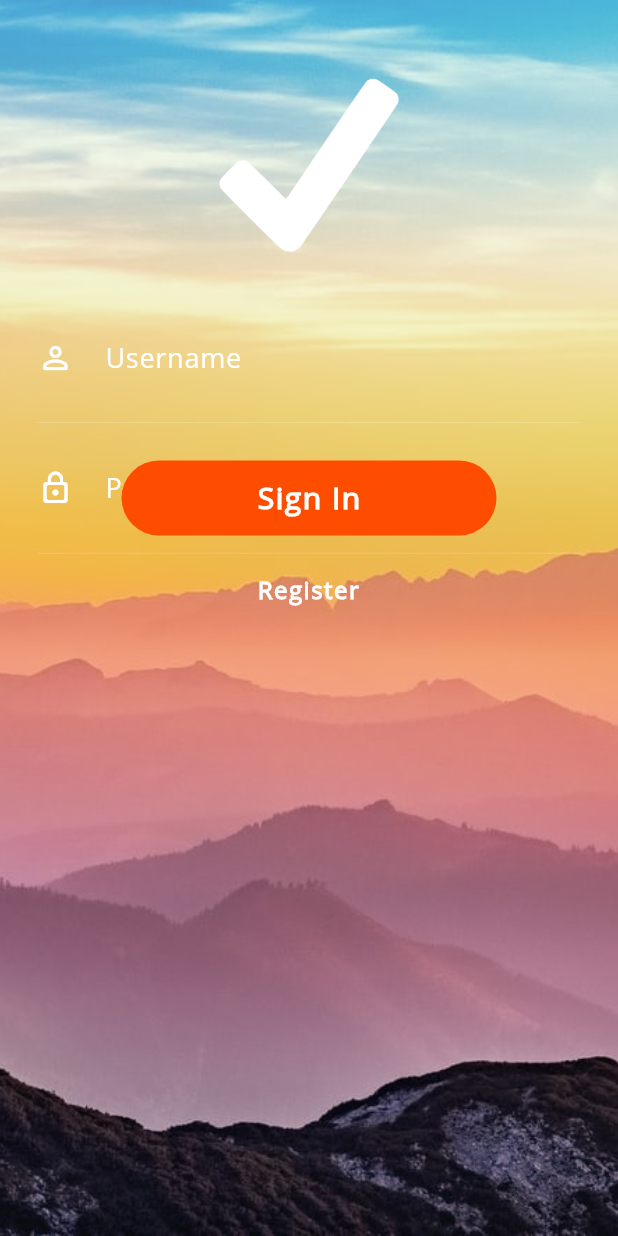
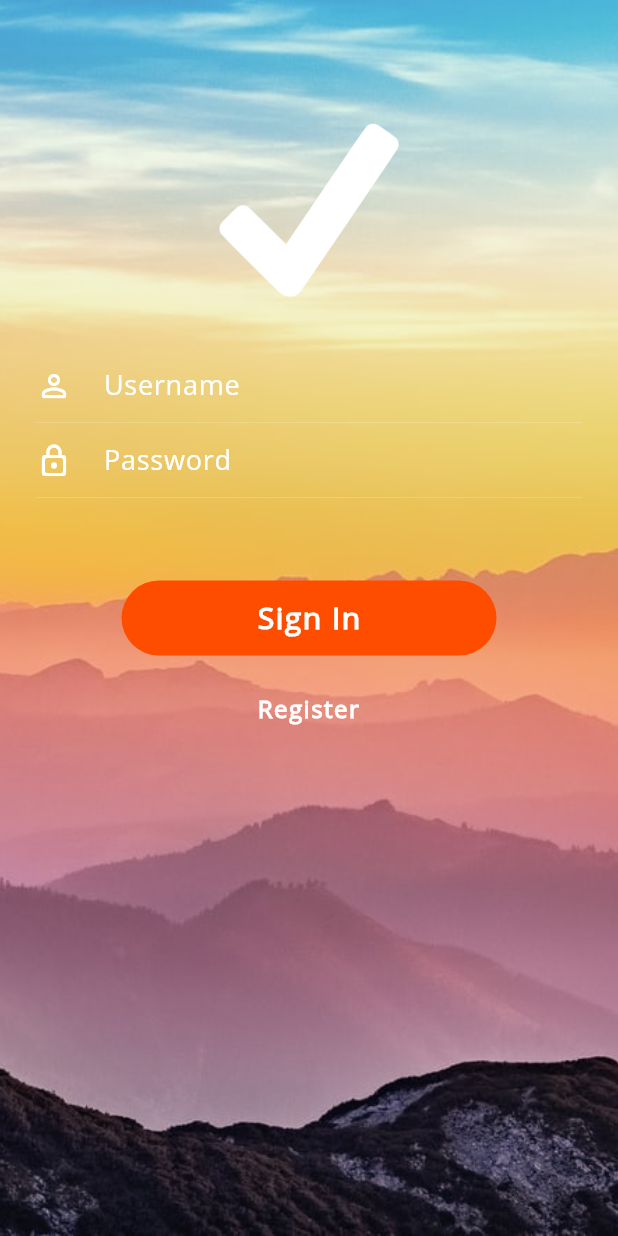
Before and after one commit to felipecastrosales/animations, a Flutter app: the screen it shows after launch, on a phone screen of 412 x 824 dp. Run offline on Flutter 3.47's test engine with Material 3 defaults, Android fonts, the phone set to English and light mode, and no system bars.

Commit message:
feat: enhanced animations and constraints

```diff
--- a/lib/screens/login/login_screen.dart
+++ b/lib/screens/login/login_screen.dart
@@ -1,3 +1,4 @@
+import 'package:animations/screens/login/widgets/input_field.dart';
 import 'package:flutter/material.dart';
 import 'package:flutter/scheduler.dart' show timeDilation;
 import '../home/home_screen.dart';
@@ -43,9 +44,16 @@ class _LoginScreenState extends State<LoginScreen>
 
   @override
   Widget build(BuildContext context) {
+    const iconPadding = EdgeInsets.only(top: 80, bottom: 32);
+    const imageSize = 120.0;
+    final statusBar = MediaQuery.of(context).padding.top;
+    final signInPosition =
+        iconPadding.vertical + imageSize + (InputField.loginScreenSizes);
+
     timeDilation = 0.8;
+
     return Scaffold(
-      body: Container(
+      body: DecoratedBox(
         decoration: const BoxDecoration(
           image: DecorationImage(
             image: AssetImage('assets/images/background.jpg'),
@@ -55,28 +63,47 @@ class _LoginScreenState extends State<LoginScreen>
         child: ListView(
           padding: EdgeInsets.zero,
           children: <Widget>[
-            Stack(
+            SizedBox(
+              height: MediaQuery.sizeOf(context).height + statusBar,
+              child: Stack(
                 alignment: Alignment.bottomCenter,
+                fit: StackFit.expand,
+                clipBehavior: Clip.none,
                 children: <Widget>[
                   Column(
-                  children: <Widget>[
+                    mainAxisSize: MainAxisSize.min,
+                    children: [
                       Padding(
-                      padding: const EdgeInsets.only(top: 50, bottom: 25),
+                        padding: iconPadding,
                         child: Image.asset(
                           'assets/images/check.png',
-                        width: 120,
-                        height: 120,
+                          width: imageSize,
+                          height: imageSize,
                           fit: BoxFit.contain,
                         ),
                       ),
                       const FormContainer(),
-                    const SignUpButton(),
                     ],
                   ),
-                StaggerAnimation(
+                  Positioned(
+                    top: signInPosition + StaggerAnimation.loginScreenSizes,
+                    child: const SignUpButton(),
+                  ),
+                  Positioned.fill(
+                    top: _animationController.value < 60
+                        ? -statusBar
+                        : signInPosition,
+                    child: Align(
+                      alignment: Alignment.center,
+                      child: StaggerAnimation(
                         controller: _animationController,
+                        endAnimationHeight:
+                            MediaQuery.sizeOf(context).height + statusBar,
+                      ),
+                    ),
                   ),
                 ],
+              ),
             ),
           ],
         ),
--- a/lib/screens/login/widgets/form_container.dart
+++ b/lib/screens/login/widgets/form_container.dart
@@ -4,13 +4,16 @@ import 'input_field.dart';
 class FormContainer extends StatelessWidget {
   const FormContainer({super.key});
 
+  static const padding = EdgeInsets.symmetric(horizontal: 24);
+
   @override
   Widget build(BuildContext context) {
     return Container(
-      margin: const EdgeInsets.symmetric(horizontal: 25),
+      margin: padding,
       child: const Form(
         child: Column(
-          children: <Widget>[
+          mainAxisSize: MainAxisSize.min,
+          children: [
             InputField(
               hint: 'Username',
               obscure: false,
--- a/lib/screens/login/widgets/input_field.dart
+++ b/lib/screens/login/widgets/input_field.dart
@@ -12,9 +12,15 @@ class InputField extends StatelessWidget {
   final bool obscure;
   final IconData icon;
 
+  static const height = 50.0;
+  static const padding = EdgeInsets.fromLTRB(5, 12, 30, 12);
+  static final loginScreenSizes = height + (padding.vertical * 2);
+
   @override
   Widget build(BuildContext context) {
-    return DecoratedBox(
+    return SizedBox(
+      height: height,
+      child: DecoratedBox(
         decoration: const BoxDecoration(
           border: Border(
             bottom: BorderSide(
@@ -28,6 +34,8 @@ class InputField extends StatelessWidget {
           style: const TextStyle(
             color: Colors.white,
           ),
+          textAlignVertical: TextAlignVertical.center,
+          textAlign: TextAlign.start,
           decoration: InputDecoration(
             icon: Icon(
               icon,
@@ -39,7 +47,8 @@ class InputField extends StatelessWidget {
               color: Colors.white,
               fontSize: 18,
             ),
-          contentPadding: const EdgeInsets.fromLTRB(5, 30, 30, 30),
+            contentPadding: padding,
+          ),
         ),
       ),
     );
--- a/lib/screens/login/widgets/sign_up_button.dart
+++ b/lib/screens/login/widgets/sign_up_button.dart
@@ -5,8 +5,11 @@ class SignUpButton extends StatelessWidget {
 
   @override
   Widget build(BuildContext context) {
-    return TextButton(
-      // padding: EdgeInsets.only(top: 180),
+    return Padding(
+      padding: const EdgeInsets.symmetric(horizontal: 24, vertical: 16),
+      child: SizedBox(
+        width: 230,
+        child: TextButton(
           onPressed: () {},
           child: const Text(
             'Register',
@@ -18,6 +21,8 @@ class SignUpButton extends StatelessWidget {
               letterSpacing: 1,
             ),
           ),
+        ),
+      ),
     );
   }
 }
--- a/lib/screens/login/widgets/stagger_animation.dart
+++ b/lib/screens/login/widgets/stagger_animation.dart
@@ -1,11 +1,10 @@
 import 'package:flutter/material.dart';
 
 class StaggerAnimation extends StatelessWidget {
-  final AnimationController controller;
-
   StaggerAnimation({
     super.key,
     required this.controller,
+    required this.endAnimationHeight,
   })  : buttonSqueeze = Tween(
           begin: 250.0,
           end: 50.0,
@@ -17,7 +16,7 @@ class StaggerAnimation extends StatelessWidget {
         ),
         buttonZoomOut = Tween<double>(
           begin: 60.0,
-          end: 1000.0,
+          end: endAnimationHeight,
         ).animate(
           CurvedAnimation(
             parent: controller,
@@ -25,25 +24,33 @@ class StaggerAnimation extends StatelessWidget {
           ),
         );
 
-  final Animation<double> buttonSqueeze;
-  final Animation<double> buttonZoomOut;
+  final AnimationController controller;
+  final Animation<double> buttonSqueeze, buttonZoomOut;
+  final double endAnimationHeight;
+
+  static const initialButtonHeight = 50.0;
+  static const initialPadding = EdgeInsets.fromLTRB(0, 36, 0, 16);
+  static final loginScreenSizes = initialButtonHeight + initialPadding.vertical;
 
   @override
   Widget build(BuildContext context) {
     return AnimatedBuilder(
+      animation: controller,
       builder: (context, child) {
+        final isInMiddleAnimation =
+            buttonZoomOut.value < endAnimationHeight / 2;
+
         return Padding(
-          padding: const EdgeInsets.only(bottom: 60),
+          padding:
+              isInMiddleAnimation ? const EdgeInsets.all(0) : initialPadding,
           child: InkWell(
-            onTap: () {
-              controller.forward();
-            },
+            onTap: controller.forward,
             child: Hero(
               tag: 'fade',
               child: buttonZoomOut.value == 60
                   ? Container(
                       width: buttonSqueeze.value,
-                      height: 50,
+                      height: initialButtonHeight,
                       alignment: Alignment.center,
                       decoration: BoxDecoration(
                         color: Theme.of(context).primaryColor,
@@ -61,8 +68,9 @@ class StaggerAnimation extends StatelessWidget {
                               ),
                             )
                           : const CircularProgressIndicator(
-                              valueColor:
-                                  AlwaysStoppedAnimation<Color>(Colors.white),
+                              valueColor: AlwaysStoppedAnimation<Color>(
+                                Colors.white,
+                              ),
                               strokeWidth: 1.0,
                             ),
                     )
@@ -71,7 +79,7 @@ class StaggerAnimation extends StatelessWidget {
                       height: buttonZoomOut.value,
                       decoration: BoxDecoration(
                         color: Theme.of(context).primaryColor,
-                        shape: buttonZoomOut.value < 500
+                        shape: isInMiddleAnimation
                             ? BoxShape.circle
                             : BoxShape.rectangle,
                       ),
@@ -80,7 +88,6 @@ class StaggerAnimation extends StatelessWidget {
           ),
         );
       },
-      animation: controller,
     );
   }
 }
```
Lines whose indentation alone changed are shown as unchanged.
